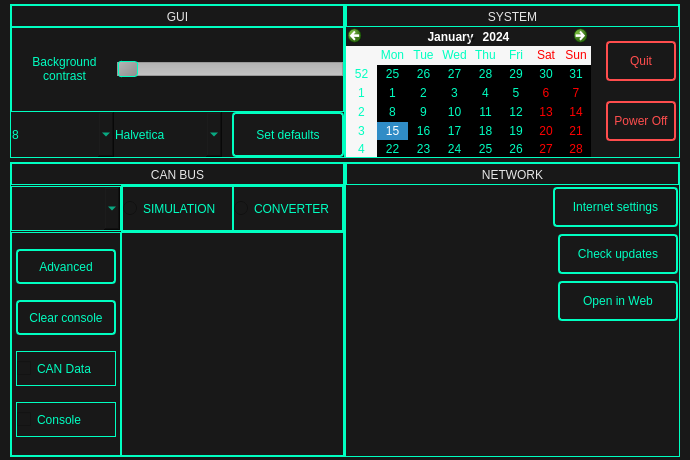
This is ui/settings.ui in rozkalibrowany/vocc as Qt 5 draws it before an edit. The edited form follows.
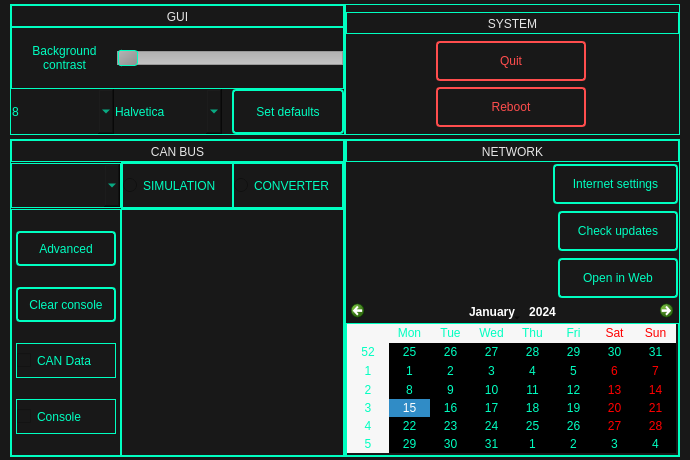
This is the edited form. Icons and pictures are not drawn.

Commit message: Zmiany w settings

Patch:
```diff
--- a/ui/settings.ui
+++ b/ui/settings.ui
@@ -1294,17 +1294,7 @@
              <item>
               <layout class="QVBoxLayout" name="verticalLayout_35">
                <item>
-                <spacer name="verticalSpacer">
-                 <property name="orientation">
-                  <enum>Qt::Vertical</enum>
-                 </property>
-                 <property name="sizeHint" stdset="0">
-                  <size>
-                   <width>20</width>
-                   <height>40</height>
-                  </size>
-                 </property>
-                </spacer>
+                <widget class="QCalendarWidget" name="calendarWidget"/>
                </item>
               </layout>
              </item>
@@ -1864,51 +1854,6 @@
                  <property name="spacing">
                   <number>0</number>
                  </property>
-                 <item>
-                  <layout class="QVBoxLayout" name="verticalLayout_30">
-                   <property name="spacing">
-                    <number>0</number>
-                   </property>
-                   <property name="rightMargin">
-                    <number>5</number>
-                   </property>
-                   <item>
-                    <widget class="QFrame" name="frame">
-                     <property name="minimumSize">
-                      <size>
-                       <width>250</width>
-                       <height>130</height>
-                      </size>
-                     </property>
-                     <property name="styleSheet">
-                      <string notr="true">border: none;</string>
-                     </property>
-                     <property name="frameShape">
-                      <enum>QFrame::StyledPanel</enum>
-                     </property>
-                     <property name="frameShadow">
-                      <enum>QFrame::Raised</enum>
-                     </property>
-                     <widget class="QCalendarWidget" name="calendarWidget">
-                      <property name="geometry">
-                       <rect>
-                        <x>0</x>
-                        <y>0</y>
-                        <width>245</width>
-                        <height>135</height>
-                       </rect>
-                      </property>
-                      <property name="maximumSize">
-                       <size>
-                        <width>16777215</width>
-                        <height>135</height>
-                       </size>
-                      </property>
-                     </widget>
-                    </widget>
-                   </item>
-                  </layout>
-                 </item>
                  <item>
                   <layout class="QVBoxLayout" name="verticalLayout_24">
                    <property name="spacing">
@@ -1931,14 +1876,14 @@
                      <item>
                       <widget class="QPushButton" name="quitBtn">
                        <property name="sizePolicy">
-                        <sizepolicy hsizetype="Preferred" vsizetype="Preferred">
+                        <sizepolicy hsizetype="Expanding" vsizetype="Preferred">
                          <horstretch>0</horstretch>
                          <verstretch>0</verstretch>
                         </sizepolicy>
                        </property>
                        <property name="minimumSize">
                         <size>
-                         <width>70</width>
+                         <width>150</width>
                          <height>40</height>
                         </size>
                        </property>
@@ -1993,7 +1938,7 @@
                        </property>
                        <property name="minimumSize">
                         <size>
-                         <width>70</width>
+                         <width>150</width>
                          <height>40</height>
                         </size>
                        </property>
@@ -2021,7 +1966,7 @@
 }</string>
                        </property>
                        <property name="text">
-                        <string>Power Off</string>
+                        <string>Reboot</string>
                        </property>
                       </widget>
                      </item>
```
The commit also changes 2 other files.
